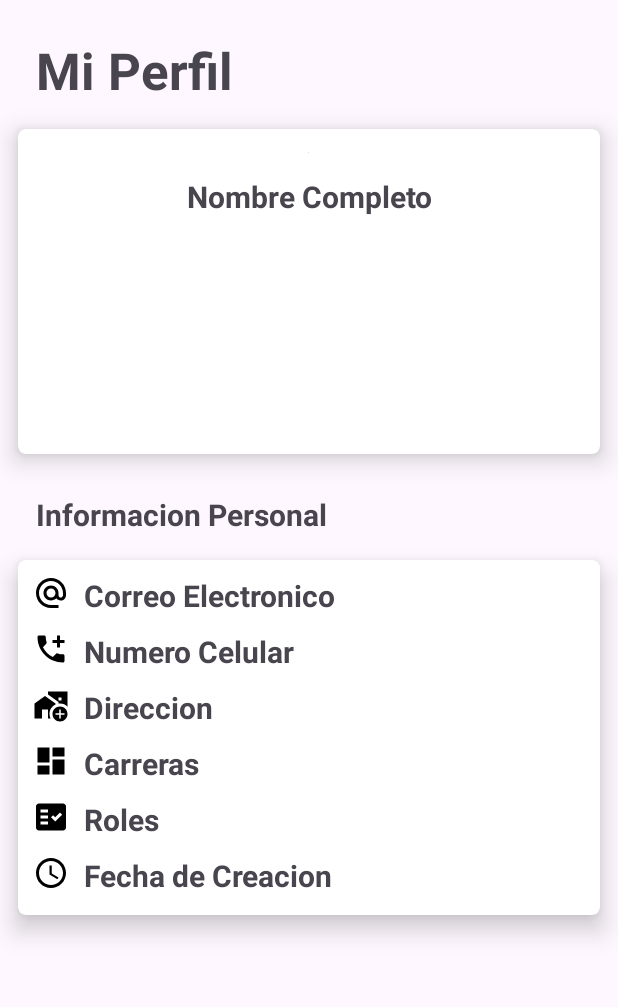
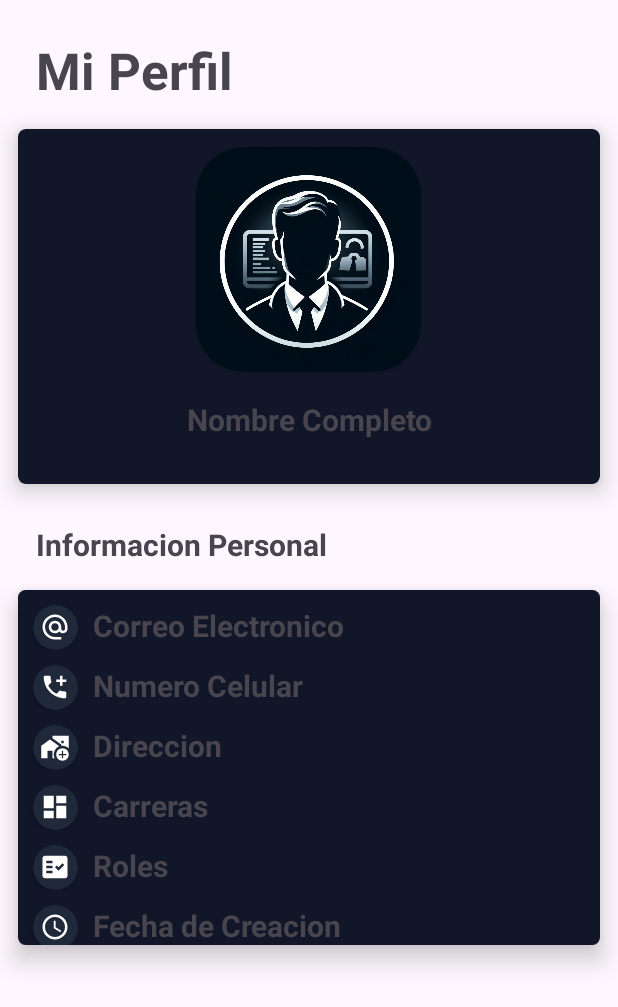
Before and after one commit to Samirlb/IUB-Egresados, an Android app: the layout fragment_user.xml on its own in the app's theme, with its tools: preview values and no code run, on a phone screen of 412 x 824 dp. Shown: the top 1007 px of the screen. Run offline under Robolectric (Android 15) with nearby library versions, the light colour scheme and no system bars; network calls fail.

Commit message:
feat: add iub

```diff
--- a/app/src/main/java/com/example/iubegresados/data/model/Company.kt
+++ b/app/src/main/java/com/example/iubegresados/data/model/Company.kt
@@ -8,7 +8,8 @@ data class Company(
     val address: String,
     val status: Boolean,
     val cellphone: Long,
+    val website: String,
     val companyId: String,
-    val nit: Int,
+    val nit: Long,
     val creationDate: String
 ) : Serializable {}
--- a/app/src/main/java/com/example/iubegresados/data/model/JobOffer.kt
+++ b/app/src/main/java/com/example/iubegresados/data/model/JobOffer.kt
@@ -8,6 +8,9 @@ data class JobOffer(
     var workday: String,
     var status: Boolean,
     var salary: String,
+    var description: String,
+    var skills: String,
+    var website: String,
     var creationdate: String,
     var companyid: String,
     var company: Company? = null
--- a/app/src/main/java/com/example/iubegresados/ui/activities/Login.kt
+++ b/app/src/main/java/com/example/iubegresados/ui/activities/Login.kt
@@ -66,6 +66,7 @@ class Login : AppCompatActivity() {
         userViewModel.getUserBy(userId)
 
         userViewModel.userInfo.observe(this) { user ->
+            user.userid = userId.toString()
             AppSingleton.user = user
             saveUser(user)
             goToHome()
--- a/app/src/main/res/layout/fragment_user.xml
+++ b/app/src/main/res/layout/fragment_user.xml
@@ -24,9 +24,10 @@
 
         <androidx.cardview.widget.CardView
             android:layout_width="match_parent"
-            android:layout_height="250dp"
+            android:layout_height="270dp"
             app:cardElevation="10dp"
             app:cardUseCompatPadding="true"
+            android:backgroundTint="@color/background_item_color"
             app:cardCornerRadius="5dp">
 
             <LinearLayout
@@ -34,24 +35,33 @@
                 android:layout_height="220dp"
                 android:orientation="vertical">
 
+                <androidx.cardview.widget.CardView
+                    android:layout_width="150dp"
+                    android:layout_height="150dp"
+                    android:layout_gravity="center"
+                    android:layout_marginBottom="18dp"
+                    android:layout_marginTop="12dp"
+                    android:backgroundTint="@color/detail_color"
+                    android:elevation="10dp"
+                    app:cardCornerRadius="32dp">
+
                     <ImageView
                         android:id="@+id/profilePicture"
-                    android:layout_width="wrap_content"
-                    android:layout_height="wrap_content"
-                    android:layout_gravity="center"
+                        android:layout_width="150dp"
+                        android:layout_height="150dp"
                         android:adjustViewBounds="true"
-                    android:layout_marginTop="15dp"
-                    tools:src="@tools:sample/avatars" />
+                        android:src="@drawable/ic_user" />
+                </androidx.cardview.widget.CardView>
 
 
                 <TextView
-                    android:id="@+id/fullname"
+                    android:id="@+id/tvName"
                     android:layout_width="match_parent"
                     android:layout_height="wrap_content"
-                    android:layout_marginTop="15dp"
+                    android:paddingBottom="12dp"
+                    android:gravity="center"
                     android:textSize="20sp"
                     android:textStyle="bold"
-                    android:gravity="center"
                     tools:text="@string/fullname" />
 
             </LinearLayout>
@@ -78,6 +88,7 @@
             <LinearLayout
                 android:layout_width="match_parent"
                 android:layout_height="match_parent"
+                android:background="@color/background_item_color"
                 android:orientation="vertical">
 
                 <LinearLayout
@@ -85,13 +96,25 @@
                     android:layout_height="wrap_content"
                     android:orientation="horizontal">
 
+                    <androidx.cardview.widget.CardView
+                        android:layout_width="30dp"
+                        android:layout_height="30dp"
+                        android:backgroundTint="@color/detail_color"
+                        android:elevation="10dp"
+                        android:layout_marginLeft="10dp"
+                        android:layout_marginTop="10dp"
+                        app:cardCornerRadius="32dp">
+
                         <ImageView
                             android:id="@+id/imageView6"
-                    android:layout_width="wrap_content"
-                    android:layout_height="wrap_content"
-                    android:layout_marginTop="10dp"
-                    android:layout_marginLeft="10dp"
+                            android:layout_width="20dp"
+                            android:layout_height="20dp"
+                            android:layout_gravity="center"
+                            android:scaleType="fitXY"
+                            app:tint="@color/white"
                             android:src="@drawable/ic_email" />
+
+                    </androidx.cardview.widget.CardView>
 
                     <TextView
                         android:id="@+id/tvemail"
@@ -110,13 +133,27 @@
                     android:layout_height="wrap_content"
                     android:orientation="horizontal">
 
+
+                    <androidx.cardview.widget.CardView
+                        android:layout_width="30dp"
+                        android:layout_height="30dp"
+                        android:backgroundTint="@color/detail_color"
+                        android:elevation="10dp"
+                        android:layout_marginLeft="10dp"
+                        android:layout_marginTop="10dp"
+                        app:cardCornerRadius="32dp">
+
                         <ImageView
                             android:id="@+id/icPhone"
-                    android:layout_width="wrap_content"
-                    android:layout_height="wrap_content"
-                    android:layout_marginTop="10dp"
-                    android:layout_marginLeft="10dp"
-                    android:src="@drawable/ic_call" />
+                            android:layout_width="20dp"
+                            android:layout_height="20dp"
+                            android:layout_gravity="center"
+                            android:scaleType="fitXY"
+                            app:tint="@color/white"
+                            android:src="@drawable/ic_call"
+                            />
+
+                    </androidx.cardview.widget.CardView>
 
                     <TextView
                         android:id="@+id/tvphone"
@@ -136,13 +173,25 @@
                     android:layout_height="wrap_content"
                     android:orientation="horizontal">
 
+                    <androidx.cardview.widget.CardView
+                        android:layout_width="30dp"
+                        android:layout_height="30dp"
+                        android:backgroundTint="@color/detail_color"
+                        android:elevation="10dp"
+                        android:layout_marginLeft="10dp"
+                        android:layout_marginTop="10dp"
+                        app:cardCornerRadius="32dp">
+
                         <ImageView
                             android:id="@+id/icAddress"
-                        android:layout_width="wrap_content"
-                        android:layout_height="wrap_content"
-                        android:layout_marginTop="10dp"
-                        android:layout_marginLeft="10dp"
+                            android:layout_width="20dp"
+                            android:layout_height="20dp"
+                            android:layout_gravity="center"
+                            android:scaleType="fitXY"
+                            app:tint="@color/white"
                             android:src="@drawable/ic_address" />
+
+                    </androidx.cardview.widget.CardView>
 
                     <TextView
                         android:id="@+id/tvAddress"
@@ -160,13 +209,25 @@
                     android:layout_height="wrap_content"
                     android:orientation="horizontal">
 
+                    <androidx.cardview.widget.CardView
+                        android:layout_width="30dp"
+                        android:layout_height="30dp"
+                        android:backgroundTint="@color/detail_color"
+                        android:elevation="10dp"
+                        android:layout_marginLeft="10dp"
+                        android:layout_marginTop="10dp"
+                        app:cardCornerRadius="32dp">
+
                         <ImageView
                             android:id="@+id/ic_Carreers"
-                        android:layout_width="wrap_content"
-                        android:layout_height="wrap_content"
-                        android:layout_marginTop="10dp"
-                        android:layout_marginLeft="10dp"
+                            android:layout_width="20dp"
+                            android:layout_height="20dp"
+                            android:layout_gravity="center"
+                            android:scaleType="fitXY"
+                            app:tint="@color/white"
                             android:src="@drawable/ic_carreers" />
+
+                    </androidx.cardview.widget.CardView>
 
                     <TextView
                         android:id="@+id/tvCareers"
@@ -184,13 +245,25 @@
                     android:layout_height="wrap_content"
                     android:orientation="horizontal">
 
+                    <androidx.cardview.widget.CardView
+                        android:layout_width="30dp"
+                        android:layout_height="30dp"
+                        android:backgroundTint="@color/detail_color"
+                        android:elevation="10dp"
+                        android:layout_marginLeft="10dp"
+                        android:layout_marginTop="10dp"
+                        app:cardCornerRadius="32dp">
+
                         <ImageView
                             android:id="@+id/roles"
-                        android:layout_width="wrap_content"
-                        android:layout_height="wrap_content"
-                        android:layout_marginTop="10dp"
-                        android:layout_marginLeft="10dp"
+                            android:layout_width="20dp"
+                            android:layout_height="20dp"
+                            android:layout_gravity="center"
+                            android:scaleType="fitXY"
+                            app:tint="@color/white"
                             android:src="@drawable/ic_role" />
+
+                    </androidx.cardview.widget.CardView>
 
                     <TextView
                         android:id="@+id/tvRoles"
@@ -208,13 +281,25 @@
                     android:layout_height="wrap_content"
                     android:orientation="horizontal">
 
+                    <androidx.cardview.widget.CardView
+                        android:layout_width="30dp"
+                        android:layout_height="30dp"
+                        android:backgroundTint="@color/detail_color"
+                        android:elevation="10dp"
+                        android:layout_marginLeft="10dp"
+                        android:layout_marginTop="10dp"
+                        app:cardCornerRadius="32dp">
+
                         <ImageView
                             android:id="@+id/icCreationDate"
-                        android:layout_width="wrap_content"
-                        android:layout_height="wrap_content"
-                        android:layout_marginTop="10dp"
-                        android:layout_marginLeft="10dp"
+                            android:layout_width="20dp"
+                            android:layout_height="20dp"
+                            android:layout_gravity="center"
+                            android:scaleType="fitXY"
+                            app:tint="@color/white"
                             android:src="@drawable/ic_date" />
+
+                    </androidx.cardview.widget.CardView>
 
                     <TextView
                         android:id="@+id/tvCreationDate"
```
Also changed, not shown: app/src/main/java/com/example/iubegresados/data/model/AppSingleton.kt (added, +7 -0 lines), app/src/main/java/com/example/iubegresados/data/model/Role.kt (added, +8 -0 lines), app/src/main/java/com/example/iubegresados/data/model/User.kt (+2 -7 lines), app/src/main/java/com/example/iubegresados/ui/activities/CreateNotes.kt (deleted, +0 -57 lines), app/src/main/java/com/example/iubegresados/ui/activities/JobOfferDetail.kt (+10 -3 lines), app/src/main/java/com/example/iubegresados/ui/activities/UpdateNoteActivity.kt (deleted, +0 -63 lines), app/src/main/java/com/example/iubegresados/ui/fragments/UserFragment.kt (+31 -18 lines), app/src/main/res/layout/activity_home.xml (+4 -3 lines), app/src/main/res/layout/activity_job_offer_detail.xml (+8 -3 lines), app/src/main/res/drawable/ic_user.jpeg (added). Lines whose indentation alone changed are shown as unchanged.
